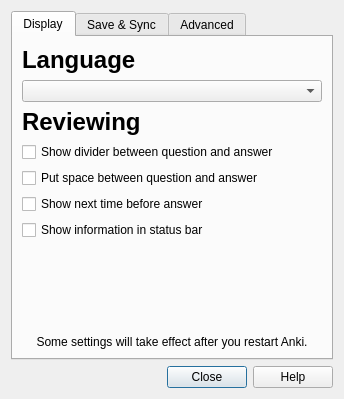
First picture: the form in designer/preferences.ui, repository ankitects/anki, before the edit.
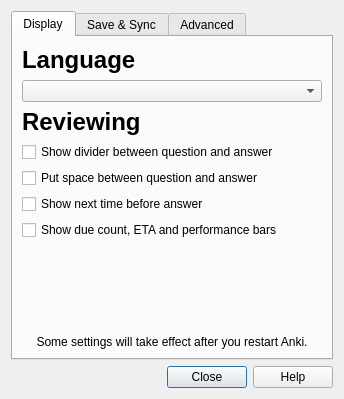
Second picture: the form after the edit.

Commit message: if the due counts are disabled, hide in titlebar too

The edit to the form file:
```diff
--- a/designer/preferences.ui
+++ b/designer/preferences.ui
@@ -100,7 +100,7 @@
        <item>
         <widget class="QCheckBox" name="showProgress" >
          <property name="text" >
-          <string>Show information in status bar</string>
+          <string>Show due count, ETA and performance bars</string>
          </property>
         </widget>
        </item>
```
The commit also changes 1 other file.
